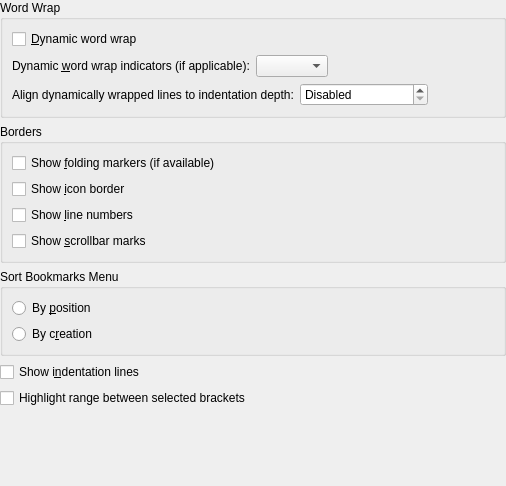
Old version of the form part/dialogs/appearanceconfigwidget.ui in the repository KDE/kate.
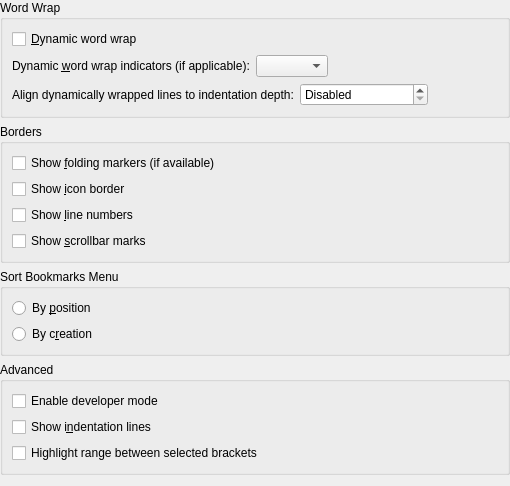
New version of the form.

Commit message: allow a way out of hell :)

Patch:
```diff
--- a/part/dialogs/appearanceconfigwidget.ui
+++ b/part/dialogs/appearanceconfigwidget.ui
@@ -5,7 +5,7 @@
    <rect>
     <x>0</x>
     <y>0</y>
-    <width>506</width>
+    <width>510</width>
     <height>486</height>
    </rect>
   </property>
@@ -266,6 +266,19 @@
     </widget>
    </item>
    <item>
+    <widget class="QGroupBox" name="groupBox" >
+     <property name="title" >
+      <string>Advanced</string>
+     </property>
+     <layout class="QVBoxLayout" name="verticalLayout" >
+      <item>
+       <widget class="QCheckBox" name="chkDeveloperMode" >
+        <property name="text" >
+         <string>Enable developer mode</string>
+        </property>
+       </widget>
+      </item>
+      <item>
     <widget class="QCheckBox" name="chkShowIndentationLines" >
      <property name="whatsThis" >
       <string>If this is enabled, the editor will display vertical lines to help identify indent lines.</string>
@@ -285,6 +298,9 @@
      </property>
     </widget>
    </item>
+     </layout>
+    </widget>
+   </item>
    <item>
     <spacer>
      <property name="orientation" >
```
Left out of the diff: 61 changed lines with no effect on the pictures. Lines whose indentation alone changed are shown as unchanged. The commit also changes 1 other file.
